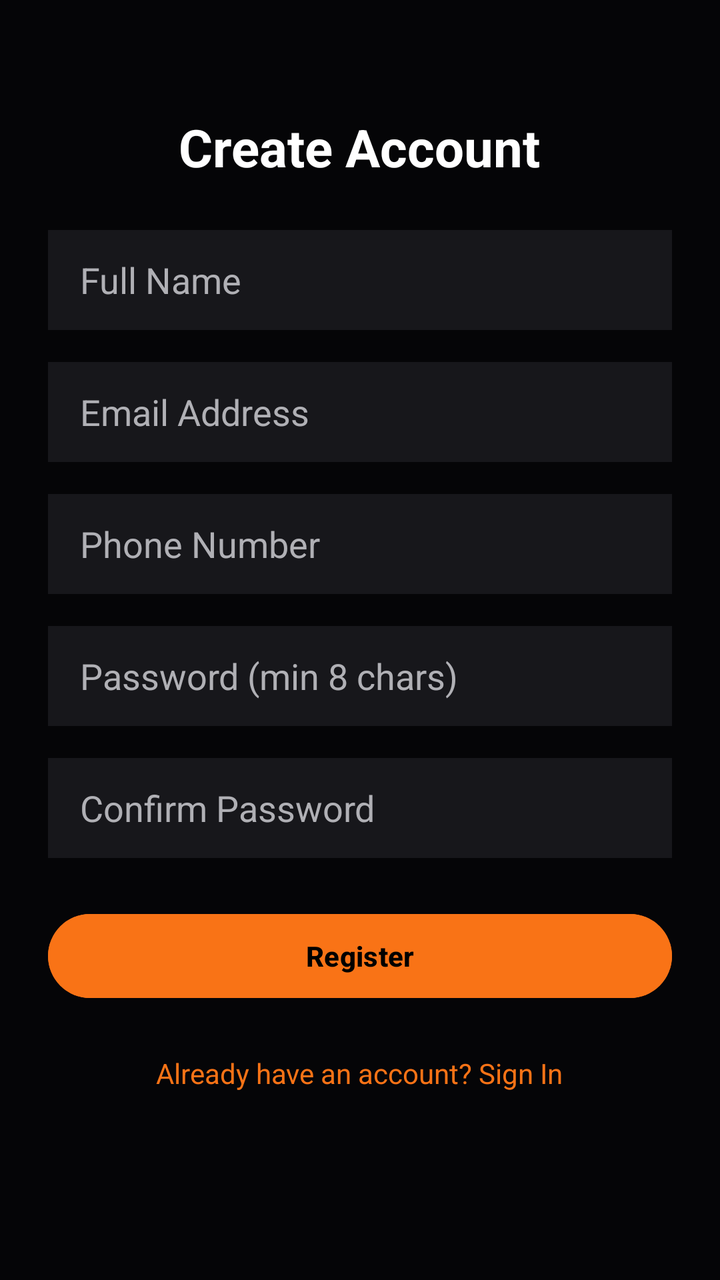
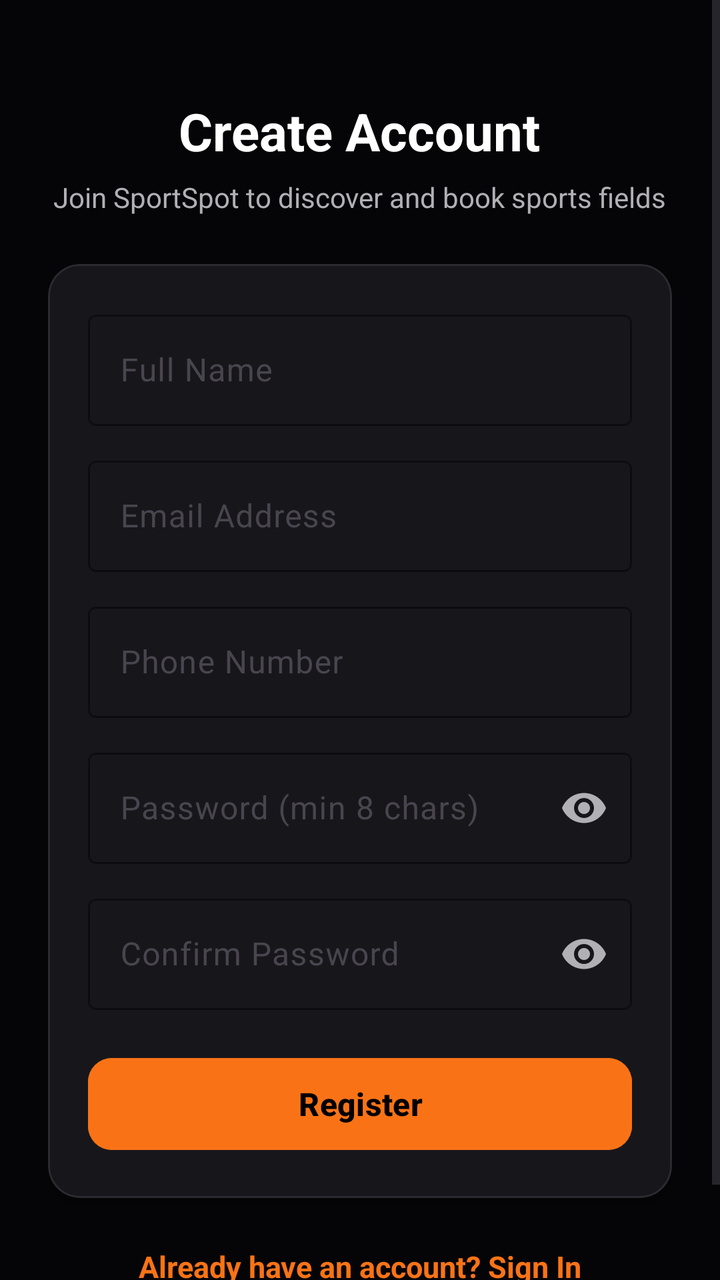

Before-and-after screenshots of an Android layout around one commit, followed by the original layout XML and the change that was made.
<!-- AndroidManifest.xml: application theme Theme.SportSpot -->
<!-- res/layout/activity_register.xml -->
<?xml version="1.0" encoding="utf-8"?>
<ScrollView xmlns:android="http://schemas.android.com/apk/res/android"
    android:layout_width="match_parent"
    android:layout_height="match_parent"
    android:background="@color/bg_dark"
    android:fillViewport="true">

    <LinearLayout
        android:layout_width="match_parent"
        android:layout_height="wrap_content"
        android:orientation="vertical"
        android:padding="24dp"
        android:gravity="center_horizontal">

        <TextView
            android:layout_width="wrap_content"
            android:layout_height="wrap_content"
            android:text="Create Account"
            android:textColor="@color/white"
            android:textSize="26sp"
            android:textStyle="bold"
            android:layout_marginTop="32dp" />

        <EditText
            android:id="@+id/etName"
            android:layout_width="match_parent"
            android:layout_height="50dp"
            android:layout_marginTop="24dp"
            android:background="@color/card_bg"
            android:hint="Full Name"
            android:textColorHint="@color/text_secondary"
            android:textColor="@color/white"
            android:inputType="textPersonName"
            android:paddingHorizontal="16dp" />

        <EditText
            android:id="@+id/etEmail"
            android:layout_width="match_parent"
            android:layout_height="50dp"
            android:layout_marginTop="16dp"
            android:background="@color/card_bg"
            android:hint="Email Address"
            android:textColorHint="@color/text_secondary"
            android:textColor="@color/white"
            android:inputType="textEmailAddress"
            android:paddingHorizontal="16dp" />

        <EditText
            android:id="@+id/etPhone"
            android:layout_width="match_parent"
            android:layout_height="50dp"
            android:layout_marginTop="16dp"
            android:background="@color/card_bg"
            android:hint="Phone Number"
            android:textColorHint="@color/text_secondary"
            android:textColor="@color/white"
            android:inputType="phone"
            android:paddingHorizontal="16dp" />

        <EditText
            android:id="@+id/etPassword"
            android:layout_width="match_parent"
            android:layout_height="50dp"
            android:layout_marginTop="16dp"
            android:background="@color/card_bg"
            android:hint="Password (min 8 chars)"
            android:textColorHint="@color/text_secondary"
            android:textColor="@color/white"
            android:inputType="textPassword"
            android:paddingHorizontal="16dp" />

        <EditText
            android:id="@+id/etConfirmPassword"
            android:layout_width="match_parent"
            android:layout_height="50dp"
            android:layout_marginTop="16dp"
            android:background="@color/card_bg"
            android:hint="Confirm Password"
            android:textColorHint="@color/text_secondary"
            android:textColor="@color/white"
            android:inputType="textPassword"
            android:paddingHorizontal="16dp" />

        <Button
            android:id="@+id/btnRegister"
            android:layout_width="match_parent"
            android:layout_height="50dp"
            android:layout_marginTop="24dp"
            android:backgroundTint="@color/orange_primary"
            android:text="Register"
            android:textColor="@color/black"
            android:textStyle="bold" />

        <ProgressBar
            android:id="@+id/progressBar"
            android:layout_width="wrap_content"
            android:layout_height="wrap_content"
            android:layout_marginTop="16dp"
            android:visibility="gone" />

        <TextView
            android:id="@+id/tvLogin"
            android:layout_width="wrap_content"
            android:layout_height="wrap_content"
            android:layout_marginTop="24dp"
            android:text="Already have an account? Sign In"
            android:textColor="@color/orange_primary" />

    </LinearLayout>
</ScrollView>
<!-- resources referenced by this layout -->
<resources>
  <color name="bg_dark">#050507</color>
  <color name="black">#FF000000</color>
  <color name="card_bg">#17171B</color>
  <color name="orange_primary">#F97316</color>
  <color name="text_secondary">#B0B0B5</color>
  <color name="white">#FFFFFFFF</color>
  <style name="Theme.SportSpot" parent="Base.Theme.SportSpot" />
  <style name="Base.Theme.SportSpot" parent="Theme.Material3.DayNight.NoActionBar">
          
          
      </style>
</resources>

<!-- the commit's change to res/layout/activity_register.xml (unified diff, before → after) -->
@@ -1,5 +1,6 @@
 <?xml version="1.0" encoding="utf-8"?>
 <ScrollView xmlns:android="http://schemas.android.com/apk/res/android"
+    xmlns:app="http://schemas.android.com/apk/res-auto"
     android:layout_width="match_parent"
     android:layout_height="match_parent"
     android:background="@color/bg_dark"
@@ -19,92 +20,154 @@
             android:textColor="@color/white"
             android:textSize="26sp"
             android:textStyle="bold"
-            android:layout_marginTop="32dp" />
+            android:layout_marginTop="24dp" />
 
-        <EditText
-            android:id="@+id/etName"
-            android:layout_width="match_parent"
-            android:layout_height="50dp"
-            android:layout_marginTop="24dp"
-            android:background="@color/card_bg"
-            android:hint="Full Name"
-            android:textColorHint="@color/text_secondary"
-            android:textColor="@color/white"
-            android:inputType="textPersonName"
-            android:paddingHorizontal="16dp" />
-
-        <EditText
-            android:id="@+id/etEmail"
-            android:layout_width="match_parent"
-            android:layout_height="50dp"
-            android:layout_marginTop="16dp"
-            android:background="@color/card_bg"
-            android:hint="Email Address"
-            android:textColorHint="@color/text_secondary"
-            android:textColor="@color/white"
-            android:inputType="textEmailAddress"
-            android:paddingHorizontal="16dp" />
-
-        <EditText
-            android:id="@+id/etPhone"
-            android:layout_width="match_parent"
-            android:layout_height="50dp"
-            android:layout_marginTop="16dp"
-            android:background="@color/card_bg"
-            android:hint="Phone Number"
-            android:textColorHint="@color/text_secondary"
-            android:textColor="@color/white"
-            android:inputType="phone"
-            android:paddingHorizontal="16dp" />
-
-        <EditText
-            android:id="@+id/etPassword"
-            android:layout_width="match_parent"
-            android:layout_height="50dp"
-            android:layout_marginTop="16dp"
-            android:background="@color/card_bg"
-            android:hint="Password (min 8 chars)"
-            android:textColorHint="@color/text_secondary"
-            android:textColor="@color/white"
-            android:inputType="textPassword"
-            android:paddingHorizontal="16dp" />
-
-        <EditText
-            android:id="@+id/etConfirmPassword"
-            android:layout_width="match_parent"
-            android:layout_height="50dp"
-            android:layout_marginTop="16dp"
-            android:background="@color/card_bg"
-            android:hint="Confirm Password"
-            android:textColorHint="@color/text_secondary"
-            android:textColor="@color/white"
-            android:inputType="textPassword"
-            android:paddingHorizontal="16dp" />
-
-        <Button
-            android:id="@+id/btnRegister"
-            android:layout_width="match_parent"
-            android:layout_height="50dp"
-            android:layout_marginTop="24dp"
-            android:backgroundTint="@color/orange_primary"
-            android:text="Register"
-            android:textColor="@color/black"
-            android:textStyle="bold" />
-
-        <ProgressBar
-            android:id="@+id/progressBar"
+        <TextView
             android:layout_width="wrap_content"
             android:layout_height="wrap_content"
-            android:layout_marginTop="16dp"
-            android:visibility="gone" />
+            android:text="Join SportSpot to discover and book sports fields"
+            android:textColor="@color/text_secondary"
+            android:textSize="14sp"
+            android:layout_marginTop="6dp" />
+
+        <com.google.android.material.card.MaterialCardView
+            android:layout_width="match_parent"
+            android:layout_height="wrap_content"
+            android:layout_marginTop="24dp"
+            app:cardBackgroundColor="@color/card_bg"
+            app:cardCornerRadius="16dp"
+            app:cardElevation="4dp"
+            app:strokeColor="#2A2A30"
+            app:strokeWidth="1dp">
+
+            <LinearLayout
+                android:layout_width="match_parent"
+                android:layout_height="wrap_content"
+                android:orientation="vertical"
+                android:padding="20dp">
+
+                <com.google.android.material.textfield.TextInputLayout
+                    android:layout_width="match_parent"
+                    android:layout_height="wrap_content"
+                    android:hint="Full Name"
+                    app:hintTextColor="@color/orange_primary"
+                    app:boxStrokeColor="@color/orange_primary"
+                    style="@style/Widget.Material3.TextInputLayout.OutlinedBox">
+
+                    <com.google.android.material.textfield.TextInputEditText
+                        android:id="@+id/etName"
+                        android:layout_width="match_parent"
+                        android:layout_height="wrap_content"
+                        android:textColor="@color/white"
+                        android:inputType="textPersonName" />
+                </com.google.android.material.textfield.TextInputLayout>
+
+                <com.google.android.material.textfield.TextInputLayout
+                    android:layout_width="match_parent"
+                    android:layout_height="wrap_content"
+                    android:layout_marginTop="12dp"
+                    android:hint="Email Address"
+                    app:hintTextColor="@color/orange_primary"
+                    app:boxStrokeColor="@color/orange_primary"
+                    style="@style/Widget.Material3.TextInputLayout.OutlinedBox">
+
+                    <com.google.android.material.textfield.TextInputEditText
+                        android:id="@+id/etEmail"
+                        android:layout_width="match_parent"
+                        android:layout_height="wrap_content"
+                        android:textColor="@color/white"
+                        android:inputType="textEmailAddress" />
+                </com.google.android.material.textfield.TextInputLayout>
+
+                <com.google.android.material.textfield.TextInputLayout
+                    android:layout_width="match_parent"
+                    android:layout_height="wrap_content"
+                    android:layout_marginTop="12dp"
+                    android:hint="Phone Number"
+                    app:hintTextColor="@color/orange_primary"
+                    app:boxStrokeColor="@color/orange_primary"
+                    style="@style/Widget.Material3.TextInputLayout.OutlinedBox">
+
+                    <com.google.android.material.textfield.TextInputEditText
+                        android:id="@+id/etPhone"
+                        android:layout_width="match_parent"
+                        android:layout_height="wrap_content"
+                        android:textColor="@color/white"
+                        android:inputType="phone" />
+                </com.google.android.material.textfield.TextInputLayout>
+
+                <com.google.android.material.textfield.TextInputLayout
+                    android:layout_width="match_parent"
+                    android:layout_height="wrap_content"
+                    android:layout_marginTop="12dp"
+                    android:hint="Password (min 8 chars)"
+                    app:hintTextColor="@color/orange_primary"
+                    app:boxStrokeColor="@color/orange_primary"
+                    app:endIconMode="password_toggle"
+                    app:endIconTint="@color/text_secondary"
+                    style="@style/Widget.Material3.TextInputLayout.OutlinedBox">
+
+                    <com.google.android.material.textfield.TextInputEditText
+                        android:id="@+id/etPassword"
+                        android:layout_width="match_parent"
+                        android:layout_height="wrap_content"
+                        android:textColor="@color/white"
+                        android:inputType="textPassword" />
+                </com.google.android.material.textfield.TextInputLayout>
+
+                <com.google.android.material.textfield.TextInputLayout
+                    android:layout_width="match_parent"
+                    android:layout_height="wrap_content"
+                    android:layout_marginTop="12dp"
+                    android:hint="Confirm Password"
+                    app:hintTextColor="@color/orange_primary"
+                    app:boxStrokeColor="@color/orange_primary"
+                    app:endIconMode="password_toggle"
+                    app:endIconTint="@color/text_secondary"
+                    style="@style/Widget.Material3.TextInputLayout.OutlinedBox">
+
+                    <com.google.android.material.textfield.TextInputEditText
+                        android:id="@+id/etConfirmPassword"
+                        android:layout_width="match_parent"
+                        android:layout_height="wrap_content"
+                        android:textColor="@color/white"
+                        android:inputType="textPassword" />
+                </com.google.android.material.textfield.TextInputLayout>
+
+                <com.google.android.material.button.MaterialButton
+                    android:id="@+id/btnRegister"
+                    android:layout_width="match_parent"
+                    android:layout_height="54dp"
+                    android:layout_marginTop="20dp"
+                    android:backgroundTint="@color/orange_primary"
+                    android:text="Register"
+                    android:textColor="@color/black"
+                    android:textSize="16sp"
+                    android:textStyle="bold"
+                    app:cornerRadius="12dp" />
+
+                <ProgressBar
+                    android:id="@+id/progressBar"
+                    android:layout_width="wrap_content"
+                    android:layout_height="wrap_content"
+                    android:layout_gravity="center_horizontal"
+                    android:layout_marginTop="16dp"
+                    android:indeterminateTint="@color/orange_primary"
+                    android:visibility="gone" />
+
+            </LinearLayout>
+        </com.google.android.material.card.MaterialCardView>
 
         <TextView
             android:id="@+id/tvLogin"
             android:layout_width="wrap_content"
             android:layout_height="wrap_content"
             android:layout_marginTop="24dp"
+            android:layout_marginBottom="24dp"
             android:text="Already have an account? Sign In"
-            android:textColor="@color/orange_primary" />
+            android:textColor="@color/orange_primary"
+            android:textSize="15sp"
+            android:textStyle="bold" />
 
     </LinearLayout>
 </ScrollView>
